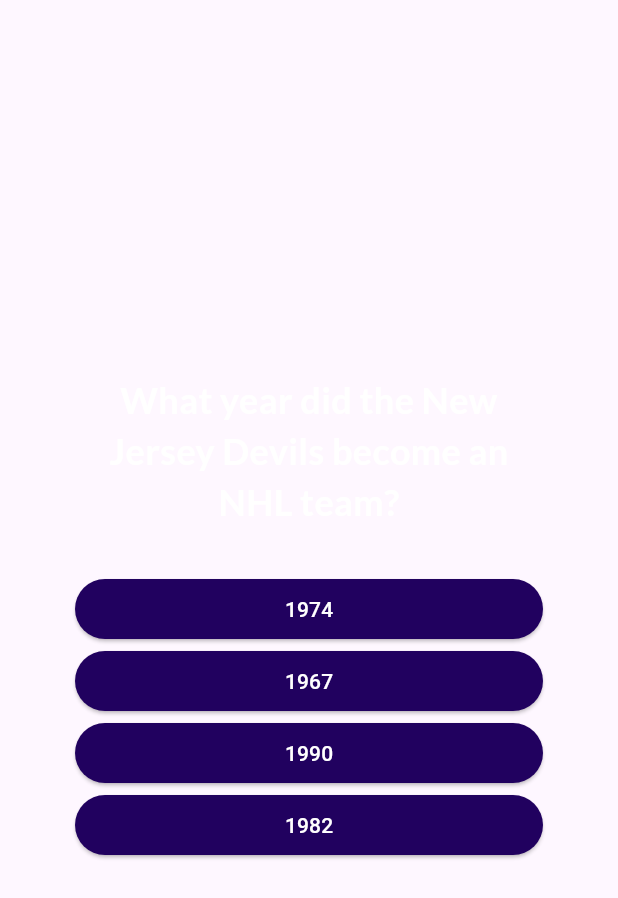
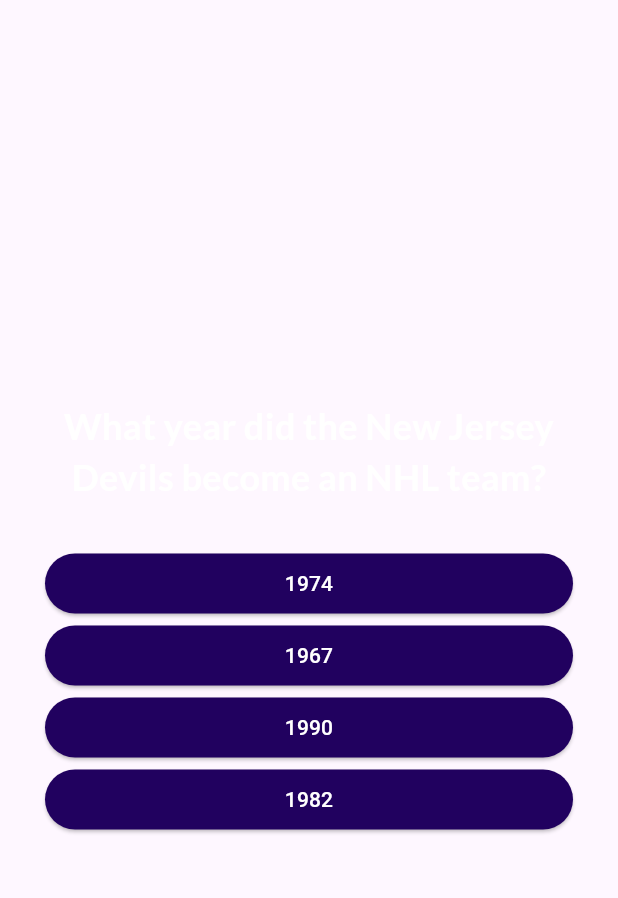
Before and after one commit to kershockracy/quiz_app_fa26, a Flutter app: the QuestionsScreen widget shown alone on an empty page, opened directly with empty values, on a phone screen of 412 x 824 dp. Shown: the top 898 px of the screen. Run offline on Flutter 3.47's test engine with Material 3 defaults, Android fonts, the phone set to English and light mode, and no system bars; our stand-ins replace google_fonts.

Commit message:
fixed some code errors and finished coding inline with the md document

```diff
--- a/lib/answer_button.dart
+++ b/lib/answer_button.dart
@@ -1,14 +1,17 @@
 import 'package:flutter/material.dart';
+
 class AnswerButton extends StatelessWidget {
   const AnswerButton({
     required this.answerText,
     required this.onTap,
     super.key,
   });
+
   final String answerText;
   final void Function() onTap;
+
   @override
-  Widget build(context) {
+  Widget build(BuildContext context) {
     return ElevatedButton(
       onPressed: onTap,
       style: ElevatedButton.styleFrom(
@@ -16,7 +19,10 @@
         backgroundColor: const Color.fromARGB(255, 33, 1, 95),
         foregroundColor: Colors.white,
       ),
-      child: Text(answerText),
+      child: Text(
+        answerText,
+        textAlign: TextAlign.center,
+      ),
     );
   }
 }
--- a/lib/questions_screen.dart
+++ b/lib/questions_screen.dart
@@ -1,34 +1,42 @@
-//questions screen
 import 'package:flutter/material.dart';
+import 'package:google_fonts/google_fonts.dart';
 import 'package:quiz_app_fa26/answer_button.dart';
 import 'package:quiz_app_fa26/data/questions.dart';
-import 'package:google_fonts/google_fonts.dart';
 
 class QuestionsScreen extends StatefulWidget {
   const QuestionsScreen({super.key, required this.onSelectedAnswer});
+
   final void Function(String answer) onSelectedAnswer;
+
   @override
-  State<StatefulWidget> createState() {
-    // TODO: implement createState
-    return _QuestionScreenState();
+  State<QuestionsScreen> createState() {
+    return _QuestionsScreenState();
   }
 }
 
-class _QuestionScreenState extends State<QuestionsScreen> {
+class _QuestionsScreenState extends State<QuestionsScreen> {
   var currentQuestionIndex = 0;
+
   void answerQuestion(String selectedAnswer) {
     widget.onSelectedAnswer(selectedAnswer);
+
+    // After the final answer, Quiz displays ResultsScreen instead.
+    // Do not advance past the last index in the questions list.
+    if (currentQuestionIndex < questions.length - 1) {
       setState(() {
         currentQuestionIndex++;
       });
     }
+  }
 
   @override
-  Widget build(context) {
+  Widget build(BuildContext context) {
     final currentQuestion = questions[currentQuestionIndex];
+
     return Center(
+      child: SingleChildScrollView(
         child: Container(
-        margin: const EdgeInsets.all(50),
+          margin: const EdgeInsets.all(30),
           child: Column(
             mainAxisSize: MainAxisSize.min,
             mainAxisAlignment: MainAxisAlignment.center,
@@ -37,16 +45,17 @@
               Text(
                 currentQuestion.text,
                 style: GoogleFonts.lato(
-                color:Colors.white,
-                fontSize:24,
-                fontWeight:FontWeight.bold,
+                  color: Colors.white,
+                  fontSize: 24,
+                  fontWeight: FontWeight.bold,
                 ),
                 textAlign: TextAlign.center,
               ),
               const SizedBox(height: 30),
               ...currentQuestion.getShuffledAnswers().map((item) {
-              return AnswerButton(answerText: item,
-              onTap: (){
+                return AnswerButton(
+                  answerText: item,
+                  onTap: () {
                     answerQuestion(item);
                   },
                 );
@@ -54,6 +63,7 @@
             ],
           ),
         ),
+      ),
     );
   }
 }
```
Also changed, not shown: lib/questions_summary.dart (added, +65 -0 lines), lib/quiz.dart (+16 -4 lines), lib/results_screen.dart (+52 -9 lines), lib/start_screen.dart (+9 -8 lines). Lines whose indentation alone changed are shown as unchanged.
